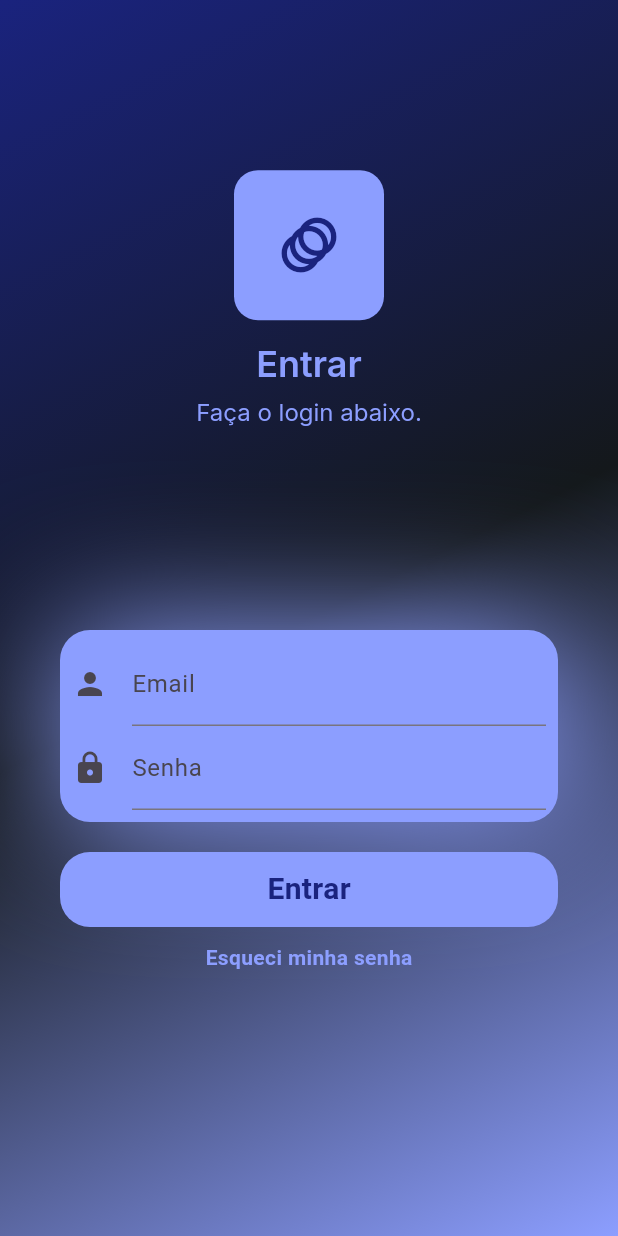
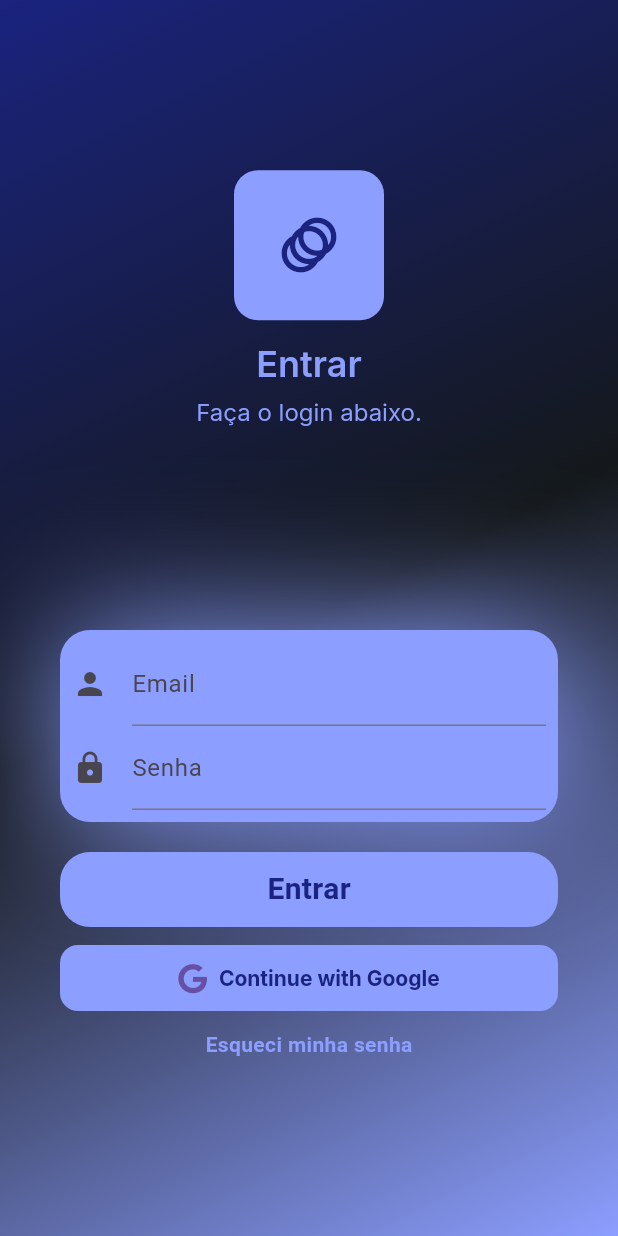
Before and after one commit to rodrignucleo/farm-manager, a Flutter app: the screen it shows after launch, on a phone screen of 412 x 824 dp. Run offline on Flutter 3.47's test engine with Material 3 defaults, Android fonts, the phone set to English and light mode, and no system bars; our stand-ins replace cloud_firestore, firebase_auth, firebase_core, flutter_spinkit, font_awesome_flutter, google_fonts and 1 more; accounts and stored records are empty.

Commit message:
edit button

```diff
--- a/lib/login/login.dart
+++ b/lib/login/login.dart
@@ -1,5 +1,6 @@
 import 'dart:ui';
 
+import 'package:farm_manager/components/google_button.dart';
 import 'package:flutter/material.dart';
 import 'package:google_fonts/google_fonts.dart';
 
@@ -227,10 +228,10 @@ class _LoginState extends State<Login> with SingleTickerProviderStateMixin {
                             password: passwordValue,
                           ),
                           const SizedBox(height: 10),
-                          // GoogleSignInButton(
-                          //   onPressed: () {},
-                          // ),
-                          // const SizedBox(height: 10),
+                          GoogleSignInButton(
+                            onPressed: () {},
+                          ),
+                          const SizedBox(height: 10),
                           FadeTransition(
                             opacity: _animacaoFade!,
                             child: const Text(
```
